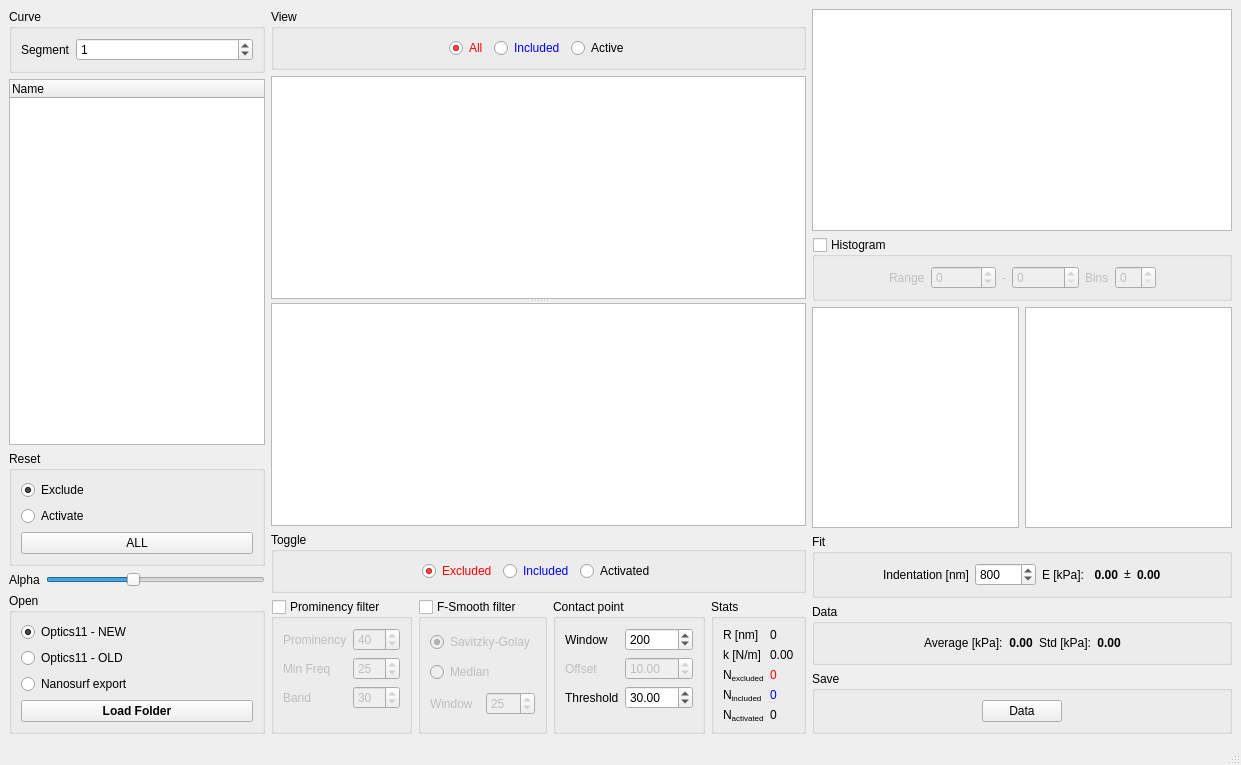
Old version of the form nano.ui in the repository CellMechLab/nanoindentation.
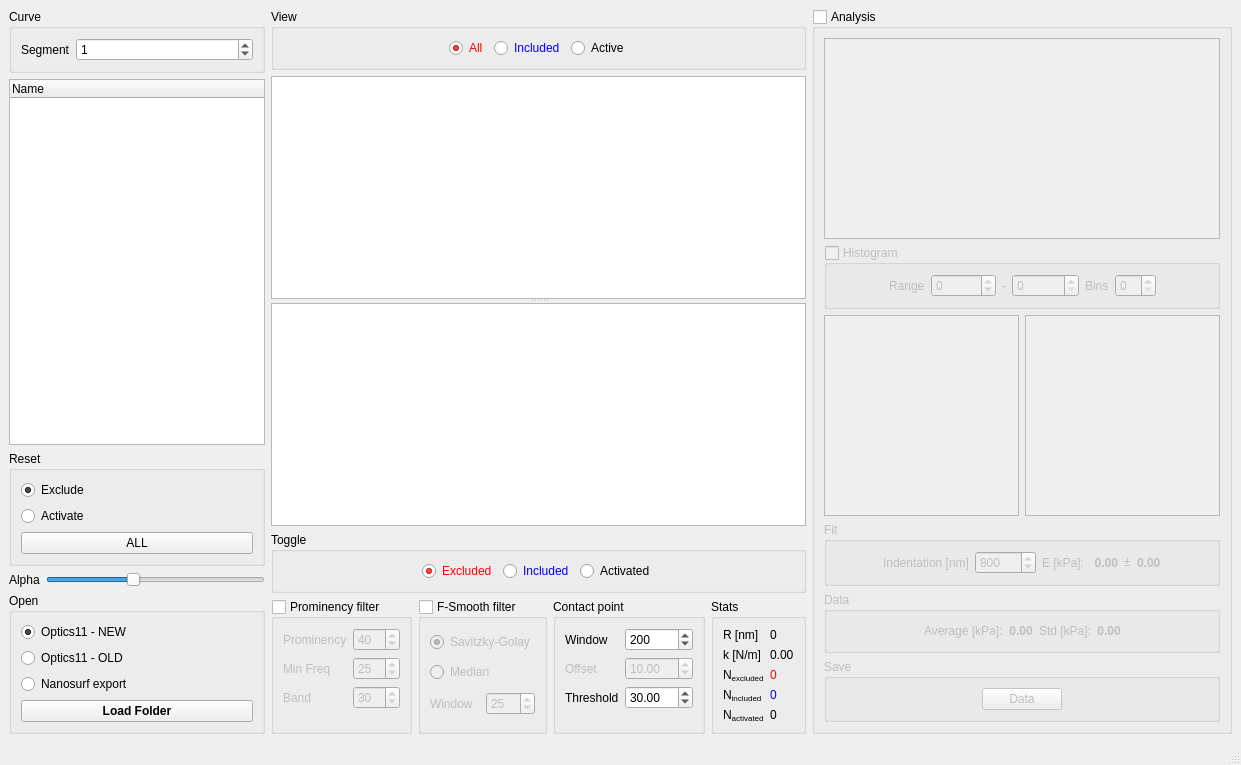
New version of the form. Icons and pictures are not drawn. Custom widgets are drawn as their Qt base class.

Patch:
```diff
--- a/nano.ui
+++ b/nano.ui
@@ -660,7 +660,17 @@
      </layout>
     </item>
     <item>
-     <layout class="QVBoxLayout" name="verticalLayout_8">
+     <widget class="QGroupBox" name="analysis">
+      <property name="title">
+       <string>Analysis</string>
+      </property>
+      <property name="checkable">
+       <bool>true</bool>
+      </property>
+      <property name="checked">
+       <bool>false</bool>
+      </property>
+      <layout class="QVBoxLayout" name="verticalLayout_6">
       <item>
        <widget class="PlotWidget" name="g_indentation"/>
       </item>
@@ -988,6 +998,7 @@
        </widget>
       </item>
      </layout>
+     </widget>
     </item>
    </layout>
   </widget>
```
Left out of the diff: 2 changed lines with no effect on the pictures. Lines whose indentation alone changed are shown as unchanged.
